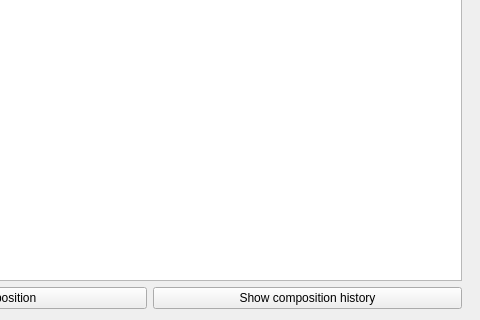
First picture: the form in MusicChart/mainwindow.ui, repository SergySanJj/Music-Chart, before the edit; both pictures show x 693 to 1173 and y 449 to 769 of the 1173 by 769 pixel window.
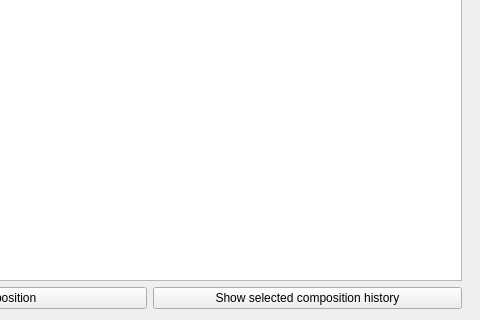
Second picture: the form after the edit.

What changed in the file:
```diff
--- a/MusicChart/mainwindow.ui
+++ b/MusicChart/mainwindow.ui
@@ -211,7 +211,7 @@
           <item>
            <widget class="QPushButton" name="compositionHistoryButton">
             <property name="text">
-             <string>Show composition history</string>
+             <string>Show selected composition history</string>
             </property>
            </widget>
           </item>
```
